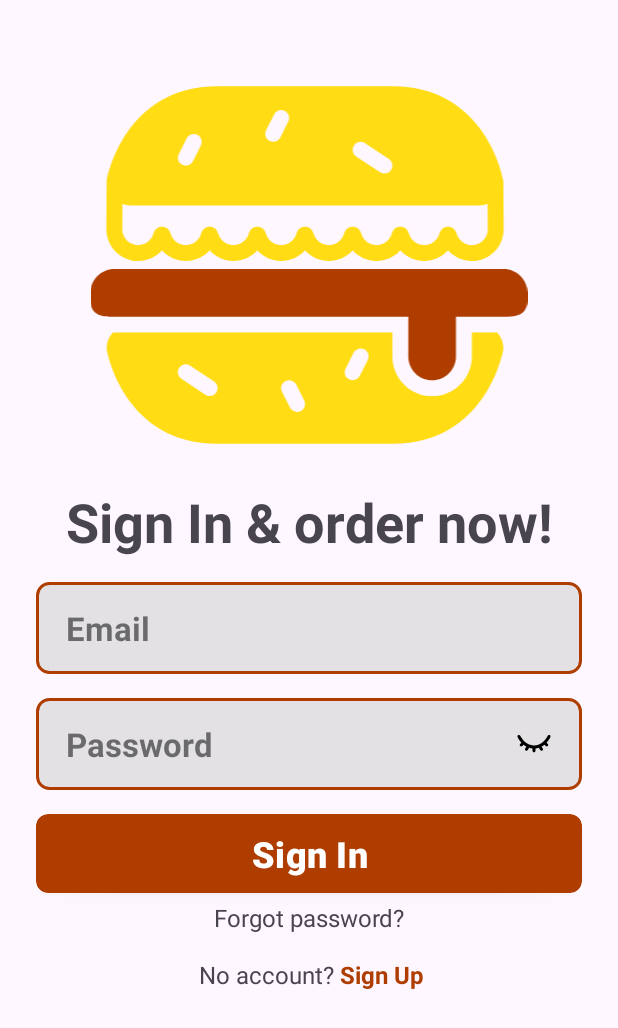
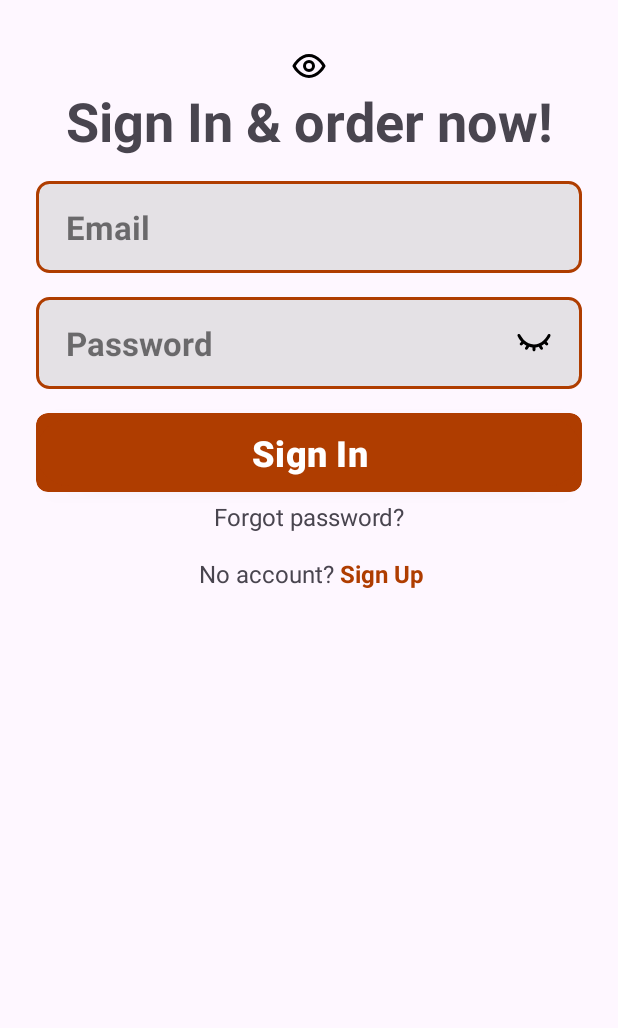
Before and after one commit to Sergo6788/MudisApp, an Android app: the screen it shows after launch (MainActivity), after a tap on "Sign In", on a phone screen of 412 x 824 dp. Shown: the top 1028 px of the screen. Run offline under Robolectric (Android 15) with nearby library versions, the light colour scheme and no system bars; 1 other tap on this screen came first.

Commit message:
eye closed and opened

```diff
--- /dev/null
+++ b/app/src/main/res/drawable/eye_opened_img_svg.xml
@@ -0,0 +1,20 @@
+<vector xmlns:android="http://schemas.android.com/apk/res/android"
+    android:width="24dp"
+    android:height="24dp"
+    android:viewportWidth="24"
+    android:viewportHeight="24">
+  <path
+      android:pathData="M12,5C5.636,5 2,12 2,12C2,12 5.636,19 12,19C18.364,19 22,12 22,12C22,12 18.364,5 12,5Z"
+      android:strokeLineJoin="round"
+      android:strokeWidth="2"
+      android:fillColor="#00000000"
+      android:strokeColor="#000000"
+      android:strokeLineCap="round"/>
+  <path
+      android:pathData="M12,15C13.657,15 15,13.657 15,12C15,10.343 13.657,9 12,9C10.343,9 9,10.343 9,12C9,13.657 10.343,15 12,15Z"
+      android:strokeLineJoin="round"
+      android:strokeWidth="2"
+      android:fillColor="#00000000"
+      android:strokeColor="#000000"
+      android:strokeLineCap="round"/>
+</vector>
```
Also changed, not shown: app/src/main/java/com/example/mudisapp/fragment/LoginFragment.java (+36 -12 lines).
